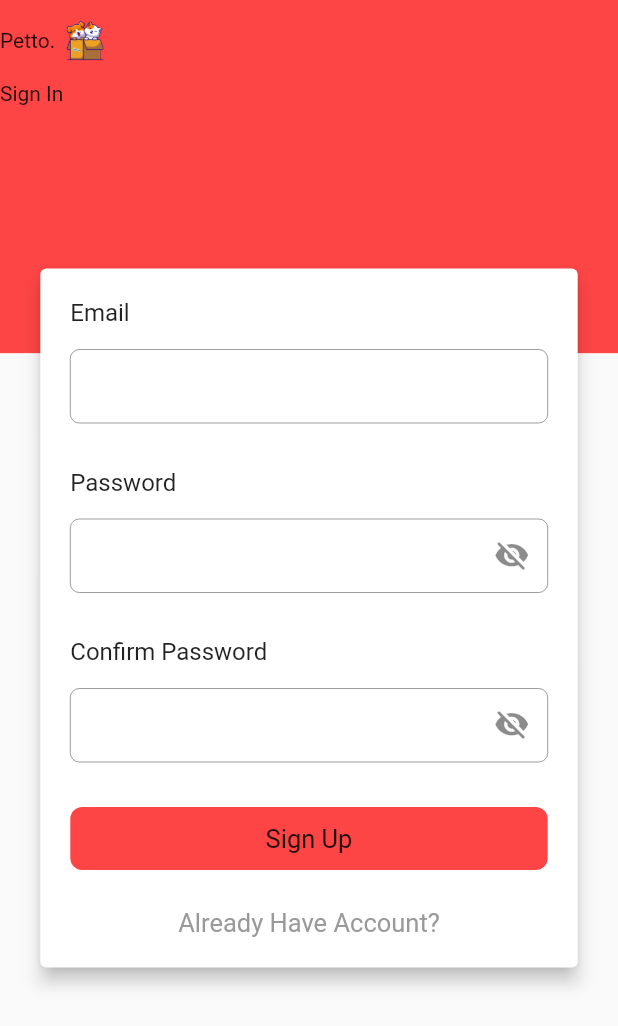
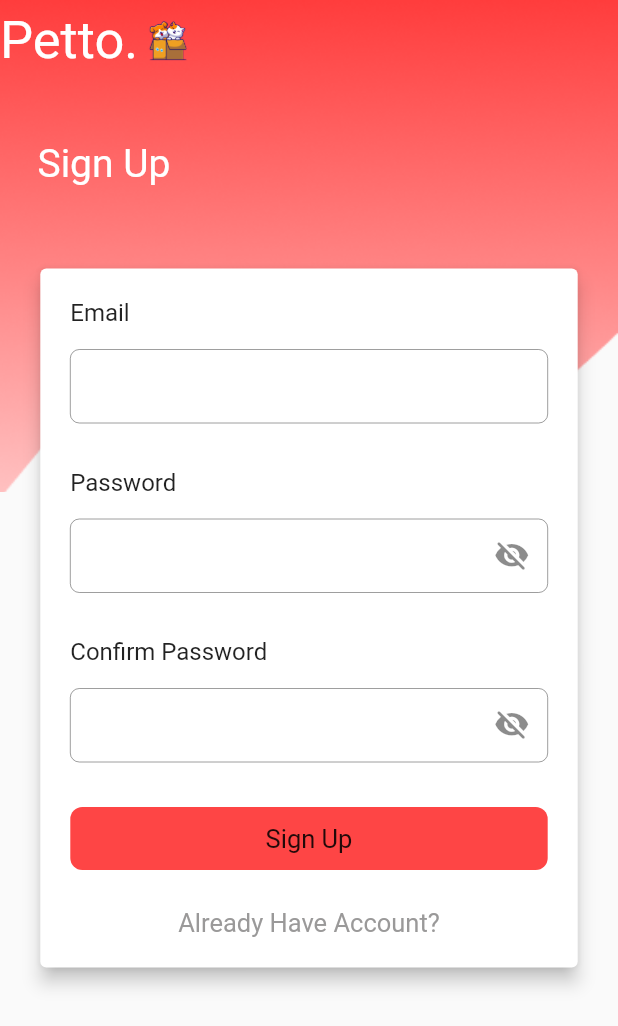
Before and after one commit to MuhammadRifan/-Proyek-Capstone-CSD-095, a Flutter app: the screen it shows after launch, after a tap on "Create New Account", on a phone screen of 412 x 824 dp. Shown: the top 1026 px of the screen. Run offline on Flutter 3.47's test engine with Material 2 defaults, Android fonts, the phone set to English and light mode, and no system bars; our stand-ins replace firebase_auth, firebase_core, google_fonts; accounts and stored records are empty.

Commit message:
Merapikan UI logIn dan signIn

```diff
--- a/lib/main.dart
+++ b/lib/main.dart
@@ -2,7 +2,6 @@ import 'package:firebase_auth/firebase_auth.dart';
 import 'package:firebase_core/firebase_core.dart';
 import 'package:flutter/material.dart';
 import 'package:provider/provider.dart';
-
 import 'core/services/auth_service.dart';
 import 'screens/screen_wrapper.dart';
 
--- a/lib/screens/auth/login.dart
+++ b/lib/screens/auth/login.dart
@@ -4,7 +4,7 @@ import 'package:firebase_auth/firebase_auth.dart';
 import 'package:flutter/cupertino.dart';
 import 'package:flutter/material.dart';
 import 'package:provider/provider.dart';
-
+import 'package:google_fonts/google_fonts.dart';
 import '../../core/services/auth_service.dart';
 import '../../core/widget/behavior.dart';
 import '../../core/widget/text_fied.dart';
@@ -43,25 +43,35 @@ class _LoginState extends State<Login> {
         body: Stack(
           children: [
             Container(
+              child: Image.asset(
+                'images/header.png',
+                height: 328,
                 width: double.infinity,
-              height: MediaQuery.of(context).size.height / 3.5,
-              color: const Color(0xFFFE4545),
-              child: Column(
+                fit: BoxFit.cover,
+              ),
+            ),
+            Column(
               crossAxisAlignment: CrossAxisAlignment.start,
               children: [
                 Row(
                   children: [
-                      Text("Petto."),
-                      Image.asset('images/pets.png',
-                          width: 40,
-                          height: 54),
+                    Text(
+                      "Petto.",
+                      style: GoogleFonts.ribeyeMarrow(
+                          fontSize: 35, color: Colors.white),
+                    ),
+                    Image.asset('images/pets.png', width: 40, height: 54),
                   ],
                 ),
-
-
-                  Text("Sign In"),
+                Padding(
+                  padding: EdgeInsets.symmetric(vertical: 50, horizontal: 25),
+                  child: Text(
+                    "Sign In",
+                    style:
+                        GoogleFonts.roboto(fontSize: 26, color: Colors.white),
+                  ),
+                ),
               ],
-              ),
             ),
             Align(
               alignment: Alignment.center,
@@ -163,10 +173,9 @@ class _LoginState extends State<Login> {
                                 ),
                                 child: Row(
                                   mainAxisAlignment: MainAxisAlignment.center,
-                                  children:  [
+                                  children: [
                                     Image.asset('images/google.png',
-                                    width: 25,
-                                    height: 23),
+                                        width: 25, height: 23),
                                     Text(
                                       "Sign In with Google",
                                       style: TextStyle(
--- a/lib/screens/auth/register.dart
+++ b/lib/screens/auth/register.dart
@@ -3,7 +3,7 @@ import 'dart:developer';
 import 'package:firebase_auth/firebase_auth.dart';
 import 'package:flutter/material.dart';
 import 'package:provider/provider.dart';
-
+import 'package:google_fonts/google_fonts.dart';
 import '../../core/services/auth_service.dart';
 import '../../core/widget/behavior.dart';
 import '../../core/widget/text_fied.dart';
@@ -46,23 +46,35 @@ class _RegisterState extends State<Register> {
         body: Stack(
           children: [
             Container(
+              child: Image.asset(
+                'images/header.png',
+                height: 328,
                 width: double.infinity,
-              height: MediaQuery.of(context).size.height / 3.5,
-              color: const Color(0xFFFE4545),
-              child: Column(
+                fit: BoxFit.cover,
+              ),
+            ),
+            Column(
               crossAxisAlignment: CrossAxisAlignment.start,
               children: [
                 Row(
                   children: [
-              Text("Petto."),
-                Image.asset('images/pets.png',
-                    width: 40,
-                    height: 54),
+                    Text(
+                      "Petto.",
+                      style: GoogleFonts.ribeyeMarrow(
+                          fontSize: 35, color: Colors.white),
+                    ),
+                    Image.asset('images/pets.png', width: 40, height: 54),
                   ],
                 ),
-                  Text("Sign In"),
+                Padding(
+                  padding: EdgeInsets.symmetric(vertical: 40, horizontal: 25),
+                  child: Text(
+                    "Sign Up",
+                    style:
+                        GoogleFonts.roboto(fontSize: 26, color: Colors.white),
+                  ),
+                ),
               ],
-              ),
             ),
             Align(
               alignment: Alignment.center,
--- a/lib/screens/home/home.dart
+++ b/lib/screens/home/home.dart
@@ -9,10 +9,9 @@ class Home extends StatelessWidget {
   @override
   Widget build(BuildContext context) {
     return Scaffold(
-      appBar: AppBar(
-        title: const Text("Home"),
-      ),
-      body: GestureDetector(
+
+      body: SafeArea(
+        child: GestureDetector(
           onTap: () async {
             await context.read<AuthService>().signOut();
           },
@@ -32,6 +31,7 @@ class Home extends StatelessWidget {
             ),
           ),
         ),
+      ),
     );
   }
 }
--- a/pubspec.yaml
+++ b/pubspec.yaml
@@ -37,6 +37,7 @@ dependencies:
   firebase_core: ^1.10.0
   firebase_auth: ^3.3.0
   provider: ^6.0.1
+  google_fonts: ^2.1.0
 
 dev_dependencies:
   flutter_test:
@@ -63,6 +64,7 @@ flutter:
   assets:
     - images/
 
+
   # An image assets can refer to one or more resolution-specific "variants", see
   # https://flutter.dev/assets-and-images/#resolution-aware.
 
```
Also changed, not shown: images/header.png (added), pubspec.lock. Lines whose indentation alone changed are shown as unchanged.
